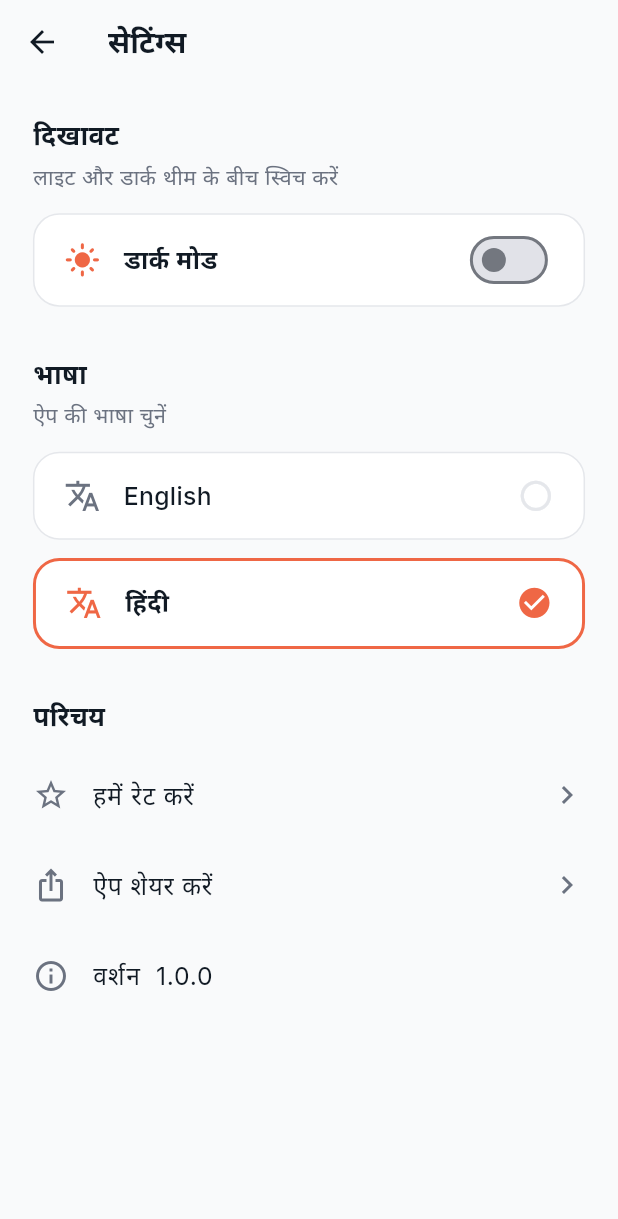
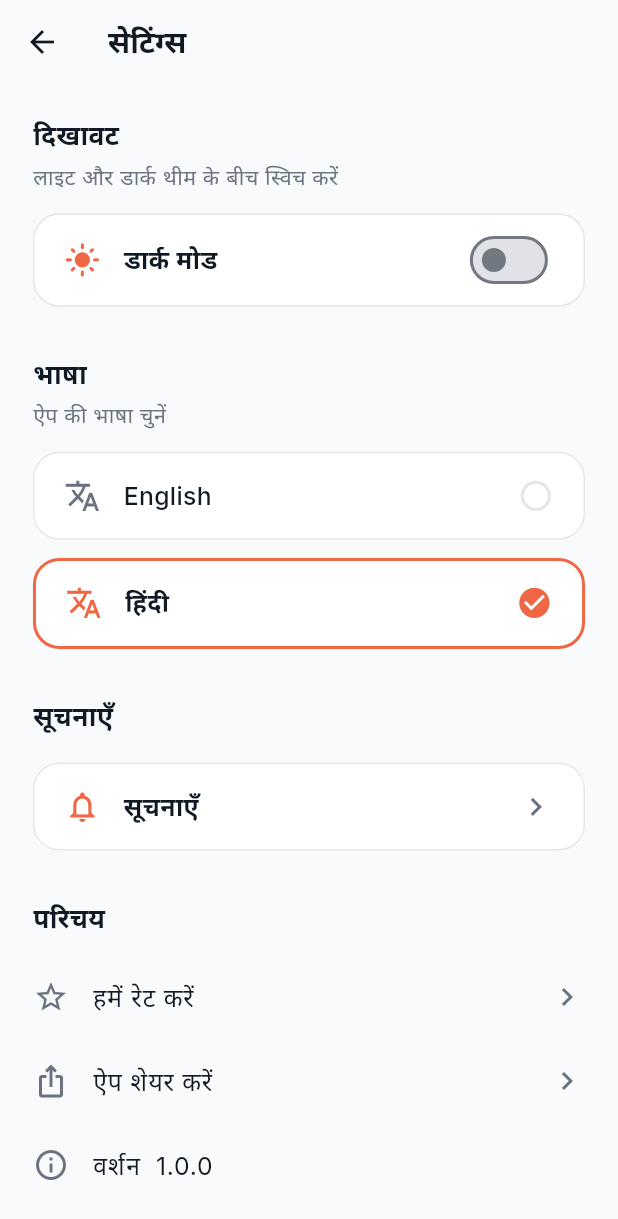
Before and after one commit to DikshikaD/StatusMaker, a Flutter app: the SettingsScreen screen opened directly, after a tap on "हिंदी", on a phone screen of 412 x 824 dp. Shown: the top 1219 px of the screen. Run offline on Flutter 3.47's test engine with Material 3 defaults, Android fonts, the phone set to English and light mode, and no system bars; our stand-ins replace cached_network_image, firebase_core, firebase_messaging, google_fonts, image_picker, share_plus and 2 more; missing offline and left inert: flutter_shaders_ui; accounts and stored records are empty; network calls fail.

Commit message:
Implement an in-app notification center and refactor the application ID and Firebase configuration.
- **Notification Center**:
    - Introduced `AppNotification` and `NotificationRepository` to manage notification data (likes and remixes) fetched from Supabase.
    - Created `NotificationsScreen` providing a list view of activity with unread badges, relative timestamps, and thumbnail previews.
    - Integrated a notification entry point in `SettingsScreen` with a dynamic unread count badge.
    - Implemented "mark all as read" logic when the notification list is viewed.

- **Branding & Project Configuration**:
    - Renamed the Android package and iOS bundle identifier from `com.statusmaker.appbedev.status_maker` to `com.appbedev.statusmaker`.
    - Updated `google-services.json` to support the new package name while maintaining compatibility with the legacy ID.
    - Updated the store URL and package ID constants in `SettingsScreen`.

- **Cloud Functions & Backend**:
    - Enhanced `notify-on-like` Edge Function to handle `SENDER_ID_MISMATCH` errors, marking stale FCM tokens as "gone".
    - Improved Edge Function error reporting by serializing complex PostgREST error objects.
    - Simplified push notification logic by removing per-device language tracking in favor of a unified notification payload.

- **Localization & UI**:
    - Added extensive localized strings for the notification interface, including activity labels ('Liked your status', 'Used your template') and relative time formatting (e.g., '5 min ago', 'Yesterday').
    - Refactored `SettingsScreen` layout for better spacing and consistency between language and notification tiles.

- **Infrastructure**:
    - Added `service-account.json` to `.gitignore` to prevent accidental credential leakage.
    - Synchronized Kotlin `MainActivity` package declaration with the new application ID.

```diff
--- a/lib/core/localization/strings.dart
+++ b/lib/core/localization/strings.dart
@@ -135,6 +135,27 @@ class S {
     'dark_theme': ['Dark', 'डार्क'],
     'dark_mode': ['Dark mode', 'डार्क मोड'],
     'about': ['About', 'परिचय'],
+
+    // settings → notifications
+    'notifications': ['Notifications', 'सूचनाएँ'],
+    'notifications_desc': [
+      'Likes and remixes on your statuses',
+      'आपके स्टेटस पर मिले लाइक और रीमिक्स'
+    ],
+    'notif_empty_title': ['No notifications yet', 'अभी कोई सूचना नहीं'],
+    'notif_empty_msg': [
+      'When someone likes or uses your status, it will show up here.',
+      'जब कोई आपका स्टेटस पसंद करेगा या इस्तेमाल करेगा, वह यहाँ दिखेगा।'
+    ],
+    'notif_like_label': ['Liked your status', 'आपका स्टेटस पसंद किया'],
+    'notif_remix_label': ['Used your template', 'आपका टेम्पलेट इस्तेमाल किया'],
+    'notif_untitled': ['Untitled status', 'बिना शीर्षक स्टेटस'],
+    'notif_status_gone': ['Status no longer available', 'स्टेटस अब उपलब्ध नहीं है'],
+    'time_just_now': ['Just now', 'अभी'],
+    'time_min_ago': ['{n} min ago', '{n} मिनट पहले'],
+    'time_hr_ago': ['{n} hr ago', '{n} घंटे पहले'],
+    'time_yesterday': ['Yesterday', 'कल'],
+    'time_days_ago': ['{n} days ago', '{n} दिन पहले'],
     'version': ['Version', 'वर्शन'],
     'rate_us': ['Rate us', 'हमें रेट करें'],
     'share_app': ['Share app', 'ऐप शेयर करें'],
--- a/lib/core/notifications/push_service.dart
+++ b/lib/core/notifications/push_service.dart
@@ -216,9 +216,6 @@ class PushService {
         'token': token,
         'user_id': userId,
         'platform': 'android',
-        // Lets the Edge Function word the tray notification in the user's
-        // language while the app is closed.
-        'lang': lang,
         'updated_at': DateTime.now().toUtc().toIso8601String(),
       }, onConflict: 'token');
       _registeredToken = token;
--- /dev/null
+++ b/lib/features/notifications/data/app_notification.dart
@@ -0,0 +1,133 @@
+import 'package:flutter/foundation.dart';
+import 'package:status_maker/core/supabase/supabase_service.dart';
+import 'package:status_maker/features/statuses/data/saved_status.dart';
+import 'package:status_maker/features/statuses/data/status_repository.dart';
+
+/// One row of the `notifications` table, with the status it is about embedded
+/// (see supabase/notifications.sql). The same rows drive the push Edge
+/// Function, so the list in Settings → Notifications always matches what was
+/// pushed to the phone.
+class AppNotification {
+  final String id;
+
+  /// 'like' or 'remix' today.
+  final String type;
+  final DateTime createdAt;
+  final bool isRead;
+
+  /// Null when the status was deleted after the notification was created
+  /// (`status_id` is "on delete cascade", but the embed can still come back
+  /// empty between the delete and the cascade, or for a private row).
+  final SavedStatus? status;
+
+  const AppNotification({
+    required this.id,
+    required this.type,
+    required this.createdAt,
+    required this.isRead,
+    this.status,
+  });
+
+  /// The status title, or null when there is none to show.
+  String? get title {
+    final t = status?.title?.trim();
+    return (t == null || t.isEmpty) ? null : t;
+  }
+
+  /// The quote on the status: the first non-empty text layer of its design.
+  /// Null when the status has no text (image-only) or was deleted.
+  String? get quote {
+    final texts = status?.design['texts'];
+    if (texts is! List) return null;
+    for (final t in texts) {
+      if (t is! Map) continue;
+      final s = t['text']?.toString().trim();
+      if (s != null && s.isNotEmpty) return s.replaceAll('\n', ' ');
+    }
+    return null;
+  }
+
+  factory AppNotification.fromRow(Map<String, dynamic> row) {
+    final statusRow = row['statuses'];
+    return AppNotification(
+      id: row['id'] as String,
+      type: row['type']?.toString() ?? '',
+      createdAt: DateTime.tryParse(row['created_at']?.toString() ?? '')
+              ?.toLocal() ??
+          DateTime.now(),
+      isRead: row['read_at'] != null,
+      status: statusRow is Map
+          ? SavedStatus.fromRow(statusRow.cast<String, dynamic>())
+          : null,
+    );
+  }
+}
+
+/// Reads the current user's notifications. RLS restricts the table to the
+/// recipient, so no user filter is needed on the queries themselves — but the
+/// mark-as-read update filters on it anyway so a bug can never widen it.
+class NotificationRepository {
+  static const _table = 'notifications';
+
+  /// The embed asks for exactly what the list needs. `design` is included
+  /// only to pull the quote out of it (see [AppNotification.quote]).
+  static const _columns =
+      'id, type, status_id, read_at, created_at, '
+      'statuses(id, user_id, title, category, design, thumb_url, is_public, '
+      'remix_of, likes_count, created_at)';
+
+  /// Newest first. Throws on failure so the screen can show Retry.
+  Future<List<AppNotification>> fetch({int limit = 100}) async {
+    if (!await SupabaseService.ensureReady()) {
+      throw StatusRepositoryException('Couldn\'t load notifications.');
+    }
+    try {
+      final rows = await SupabaseService.client
+          .from(_table)
+          .select(_columns)
+          .order('created_at', ascending: false)
+          .limit(limit)
+          .timeout(StatusRepository.readTimeout);
+      return (rows as List)
+          .map((r) => AppNotification.fromRow((r as Map).cast<String, dynamic>()))
+          .toList();
+    } catch (e) {
+      debugPrint('NotificationRepository.fetch failed: $e');
+      throw StatusRepositoryException('Couldn\'t load notifications.');
+    }
+  }
+
+  /// How many are unread — drives the badge on the Settings row. Returns 0
+  /// rather than throwing: a badge is not worth an error state.
+  Future<int> unreadCount() async {
+    if (!await SupabaseService.ensureReady()) return 0;
+    try {
+      final count = await SupabaseService.client
+          .from(_table)
+          .count()
+          .isFilter('read_at', null)
+          .timeout(StatusRepository.readTimeout);
+      return count;
+    } catch (e) {
+      debugPrint('NotificationRepository.unreadCount failed: $e');
+      return 0;
+    }
+  }
+
+  /// Marks everything unread as read. Best-effort: opening the list is what
+  /// matters to the user, a failed write here just leaves the badge on.
+  Future<void> markAllRead() async {
+    final uid = SupabaseService.userId;
+    if (uid == null || !await SupabaseService.ensureReady()) return;
+    try {
+      await SupabaseService.client
+          .from(_table)
+          .update({'read_at': DateTime.now().toUtc().toIso8601String()})
+          .eq('recipient_id', uid)
+          .isFilter('read_at', null)
+          .timeout(StatusRepository.readTimeout);
+    } catch (e) {
+      debugPrint('NotificationRepository.markAllRead failed: $e');
+    }
+  }
+}
--- a/lib/features/settings/presentation/settings_screen.dart
+++ b/lib/features/settings/presentation/settings_screen.dart
@@ -4,7 +4,10 @@ import 'package:status_maker/core/theme/app_colors.dart';
 import 'package:status_maker/core/theme/theme_controller.dart';
 import 'package:status_maker/core/localization/strings.dart';
 import 'package:status_maker/core/utils/app_snackbar.dart';
+import 'package:status_maker/core/utils/page_transitions.dart';
 import 'package:status_maker/core/utils/responsive.dart';
+import 'package:status_maker/features/notifications/data/app_notification.dart';
+import 'package:status_maker/features/notifications/presentation/notifications_screen.dart';
 import 'package:url_launcher/url_launcher.dart';
 
 class SettingsScreen extends StatefulWidget {
@@ -16,7 +19,7 @@ class SettingsScreen extends StatefulWidget {
 
 class _SettingsScreenState extends State<SettingsScreen> {
   /// Must match `applicationId` in android/app/build.gradle.kts.
-  static const _packageId = 'com.statusmaker.appbedev.status_maker';
+  static const _packageId = 'com.appbedev.statusmaker';
   static const _storeUrl =
       'https://play.google.com/store/apps/details?id=$_packageId';
 
@@ -38,6 +41,32 @@ class _SettingsScreenState extends State<SettingsScreen> {
 
   /// Opens the system share sheet with an invite message + store link.
   void _shareApp() => Share.share('${S.t('share_app_msg')}\n$_storeUrl');
+
+  final NotificationRepository _notifications = NotificationRepository();
+
+  /// Unread notifications, for the badge on the Notifications row. Zero until
+  /// loaded (and on any failure) so the row never waits on the network.
+  int _unread = 0;
+
+  @override
+  void initState() {
+    super.initState();
+    _loadUnread();
+  }
+
+  Future<void> _loadUnread() async {
+    final n = await _notifications.unreadCount();
+    if (mounted && n != _unread) setState(() => _unread = n);
+  }
+
+  /// Opening the list marks everything read, so the badge is refreshed on
+  /// return rather than cleared optimistically.
+  void _openNotifications() {
+    Navigator.push(
+      context,
+      FadeSlidePageRoute(page: const NotificationsScreen()),
+    ).then((_) => _loadUnread());
+  }
 
   @override
   Widget build(BuildContext context) {
@@ -70,6 +99,12 @@ class _SettingsScreenState extends State<SettingsScreen> {
           _languageTile('English', 'en'),
           SizedBox(height: 12.h),
           _languageTile('हिंदी', 'hi'),
+
+          SizedBox(height: 32.h),
+          _sectionTitle(S.t('notifications')),
+          SizedBox(height: 4.h),
+          SizedBox(height: 14.h),
+          _notificationsTile(),
 
           SizedBox(height: 32.h),
           _sectionTitle(S.t('about')),
@@ -129,6 +164,57 @@ class _SettingsScreenState extends State<SettingsScreen> {
     );
   }
 
+  /// Same card styling as the language tiles, with an unread-count badge.
+  Widget _notificationsTile() {
+    return GestureDetector(
+      onTap: _openNotifications,
+      child: Container(
+        padding: EdgeInsets.symmetric(horizontal: 18.w, vertical: 16.h),
+        decoration: BoxDecoration(
+          color: AppColors.surface,
+          borderRadius: BorderRadius.circular(16.r),
+          border: Border.all(color: AppColors.border),
+        ),
+        child: Row(
+          children: [
+            Icon(Icons.notifications_outlined,
+                color: AppColors.accent, size: 22.w),
+            SizedBox(width: 14.w),
+            Expanded(
+              child: Text(
+                S.t('notifications'),
+                style: TextStyle(
+                  fontSize: 15.sp,
+                  fontWeight: FontWeight.w600,
+                  color: AppColors.textPrimary,
+                ),
+              ),
+            ),
+            if (_unread > 0) ...[
+              Container(
+                padding: EdgeInsets.symmetric(horizontal: 8.w, vertical: 3.h),
+                decoration: BoxDecoration(
+                  color: AppColors.accent,
+                  borderRadius: BorderRadius.circular(12.r),
+                ),
+                child: Text(
+                  _unread > 99 ? '99+' : '$_unread',
+                  style: TextStyle(
+                    fontSize: 12.sp,
+                    fontWeight: FontWeight.w700,
+                    color: Colors.white,
+                  ),
+                ),
+              ),
+              SizedBox(width: 8.w),
+            ],
+            Icon(Icons.chevron_right, color: AppColors.textSecondary, size: 22.w),
+          ],
+        ),
+      ),
+    );
+  }
+
   Widget _languageTile(String label, String code) {
     final selected = S.lang.value == code;
     return GestureDetector(
@@ -171,9 +257,7 @@ class _SettingsScreenState extends State<SettingsScreen> {
   }
 
   Widget _row(IconData icon, String label, {VoidCallback? onTap}) {
-    return Padding(
-      padding: EdgeInsets.only(bottom: 4.h),
-      child: ListTile(
+    return ListTile(
       contentPadding: EdgeInsets.zero,
       leading: Icon(icon, color: AppColors.textSecondary),
       title: Text(label,
@@ -182,7 +266,6 @@ class _SettingsScreenState extends State<SettingsScreen> {
           ? Icon(Icons.chevron_right, color: AppColors.textSecondary)
           : null,
       onTap: onTap,
-      ),
     );
   }
 }
```
Also changed, not shown: lib/features/notifications/presentation/notifications_screen.dart (added, +364 -0 lines), 7 other files. Lines whose indentation alone changed are shown as unchanged.
